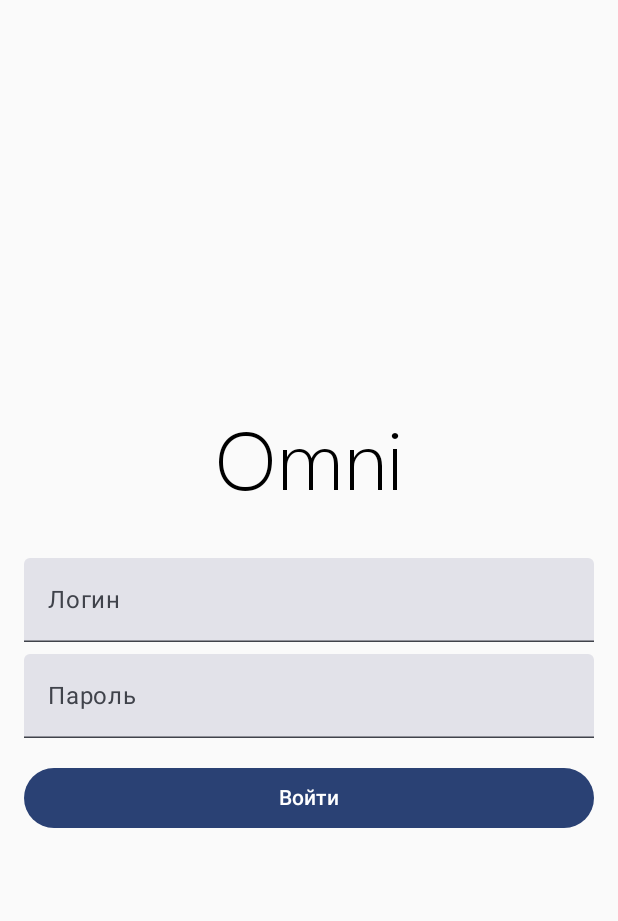
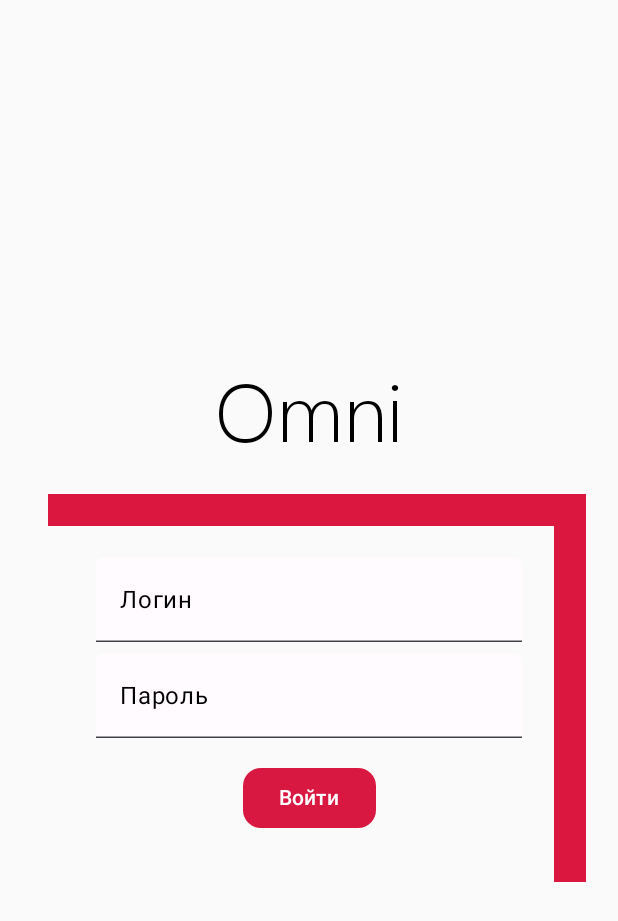
Before and after one commit to plumeriaPale/omniclient, an Android app built with Jetpack Compose: the screen it shows after launch (MainActivity), after a tap on "Войти", on a phone screen of 412 x 824 dp. Shown: the top 921 px of the screen. Run offline under Robolectric (Android 15) with nearby library versions, the phone set to English and light mode, and no system bars.

Commit message:
Added some design for login screen and many others

```diff
--- a/app/src/main/AndroidManifest.xml
+++ b/app/src/main/AndroidManifest.xml
@@ -22,7 +22,6 @@
         <activity
             android:name=".MainActivity"
             android:exported="true"
-            android:label="@string/app_name"
             android:theme="@style/Theme.OMNIClient">
             <intent-filter>
                 <action android:name="android.intent.action.MAIN" />
--- a/app/src/main/java/com/example/omniclient/LoginScreen.kt
+++ b/app/src/main/java/com/example/omniclient/LoginScreen.kt
@@ -1,6 +1,10 @@
 package com.example.omniclient
 
+import android.content.Context
 import android.util.Log
+import androidx.compose.foundation.BorderStroke
+import androidx.compose.foundation.background
+import androidx.compose.foundation.border
 import androidx.compose.foundation.layout.Column
 import androidx.compose.foundation.layout.fillMaxSize
 import androidx.compose.foundation.layout.padding
@@ -12,11 +16,19 @@ import androidx.compose.runtime.setValue
 import androidx.compose.ui.Modifier
 import androidx.compose.ui.unit.dp
 import androidx.compose.foundation.layout.*
+import androidx.compose.foundation.shape.RoundedCornerShape
+import androidx.compose.foundation.text.selection.TextSelectionColors
 import androidx.compose.material3.Button
+import androidx.compose.material3.ButtonDefaults
 import androidx.compose.material3.CircularProgressIndicator
 import androidx.compose.material3.Text
 import androidx.compose.material3.TextField
+import androidx.compose.material3.TextFieldColors
+import androidx.compose.material3.TextFieldDefaults
 import androidx.compose.ui.Alignment
+import androidx.compose.ui.draw.drawBehind
+import androidx.compose.ui.geometry.Offset
+import androidx.compose.ui.graphics.Brush
 import androidx.compose.ui.graphics.Color
 import androidx.compose.ui.text.TextStyle
 import androidx.compose.ui.text.font.Font
@@ -27,21 +39,24 @@ import androidx.compose.ui.text.input.PasswordVisualTransformation
 import androidx.compose.ui.unit.sp
 import com.example.omniclient.api.MyCookieJar
 import com.example.omniclient.api.okHttpClient
+import com.example.omniclient.preferences.AuthPreferences
 
 //Накинуть Scaffold и отображать CircularProgressIndicator поверх ввода и добавить блюр на всю остальную область
 @Composable
 fun LoginScreen(
     isLoading: Boolean,
-    onLogin: (String, String) -> Unit
+    onLogin: (String, String) -> Unit,
+    context: Context
 ) {
-    var username by remember { mutableStateOf("") }
-    var password by remember { mutableStateOf("") }
+    val authPreferences = remember { AuthPreferences(context) }
+    var username by remember { mutableStateOf(authPreferences.getUsername() ?: "") }
+    var password by remember { mutableStateOf(authPreferences.getPassword() ?: "") }
 
 
     Column(
         modifier = Modifier
             .fillMaxSize()
-            .padding(16.dp),
+            .padding(32.dp),
         verticalArrangement = Arrangement.Center,
         horizontalAlignment = Alignment.CenterHorizontally
     ) {
@@ -53,11 +68,30 @@ fun LoginScreen(
         } else {
             Text(text = "Omni", style = TextStyle(fontFamily = FontFamily(Font(R.font.segoe_ui_light)), fontSize = 54.sp))
             Spacer(modifier = Modifier.height(32.dp))
+            Column(
+                modifier = Modifier.drawBehind {
+                    drawLine(
+                        color = Color(0xFFDB173F),
+                        start = Offset(0f, 0f),
+                        end = Offset(size.width+16, 0f),
+                        strokeWidth = 32f
+                    )
+                    drawLine(
+                        color = Color(0xFFDB173F),
+                        start = Offset(size.width, 0f),
+                        end = Offset(size.width, size.height),
+                        strokeWidth = 32f
+                    )
+                }.padding(32.dp),
+                verticalArrangement = Arrangement.Center,
+                horizontalAlignment = Alignment.CenterHorizontally
+            ){
                 TextField(
                     value = username,
                     onValueChange = { username = it },
                     label = { Text("Логин") },
-                modifier = Modifier.fillMaxWidth()
+                    modifier = Modifier.fillMaxWidth(),
+                    colors = CustomColorsTextField()
                 )
                 Spacer(modifier = Modifier.height(8.dp))
                 TextField(
@@ -65,18 +99,45 @@ fun LoginScreen(
                     onValueChange = { password = it },
                     label = { Text("Пароль") },
                     visualTransformation = PasswordVisualTransformation(),
-                modifier = Modifier.fillMaxWidth()
+                    modifier = Modifier.fillMaxWidth(),
+                    colors = CustomColorsTextField()
                 )
                 Spacer(modifier = Modifier.height(16.dp))
 
                 Button(
                     onClick = {
+                        authPreferences.saveCredentials(username, password)
                         (okHttpClient.cookieJar as MyCookieJar).clearCookies()
-                    onLogin(username, password) },
-                modifier = Modifier.fillMaxWidth()
+                        onLogin(username, password)
+                    },
+                    modifier = Modifier,
+                    shape = RoundedCornerShape(12.dp),
+                    colors = ButtonDefaults.buttonColors(
+                        containerColor = Color(0xFFD91842),
+                        contentColor = Color.White
+                    )
                 ) {
                     Text("Войти")
                 }
             }
         }
     }
+}
+
+@Composable
+fun CustomColorsTextField() : TextFieldColors{
+    return TextFieldDefaults.colors(
+        focusedContainerColor = Color(0xFFFFFBFE),
+        unfocusedContainerColor = Color(0xFFFFFBFE),
+        focusedTextColor = Color.Black,
+        unfocusedTextColor = Color.Black,
+        cursorColor = Color(0xFFDB173F),
+        focusedIndicatorColor = Color(0xFFDB173F),
+        focusedLabelColor = Color(0xFFDB173F),
+        unfocusedLabelColor = Color.Black,
+        selectionColors = TextSelectionColors(
+            handleColor = Color(0xFFDB173F),
+            backgroundColor = Color(0xFFDB173F).copy(alpha = 0.4f)
+        )
+    )
+}
--- a/app/src/main/java/com/example/omniclient/MainActivity.kt
+++ b/app/src/main/java/com/example/omniclient/MainActivity.kt
@@ -86,7 +86,7 @@ fun MyApp() {
                             isLoading = false
                         }
                     }
-                }
+                }, context = context
             )
         }
 
--- /dev/null
+++ b/app/src/main/java/com/example/omniclient/preferences/Preferences.kt
@@ -0,0 +1,28 @@
+package com.example.omniclient.preferences
+
+import android.content.Context
+
+class AuthPreferences(context: Context) {
+
+    private val sharedPreferences = context.getSharedPreferences("auth_prefs", Context.MODE_PRIVATE)
+
+    fun saveCredentials(username: String, password: String) {
+        sharedPreferences.edit().apply {
+            putString("username", username)
+            putString("password", password)
+            apply()
+        }
+    }
+
+    fun getUsername(): String? {
+        return sharedPreferences.getString("username", null)
+    }
+
+    fun getPassword(): String? {
+        return sharedPreferences.getString("password", null)
+    }
+
+    fun clearCredentials() {
+        sharedPreferences.edit().clear().apply()
+    }
+}
```
Also changed, not shown: app/build.gradle.kts (+8 -8 lines), gradle/libs.versions.toml (+15 -0 lines). Lines whose indentation alone changed are shown as unchanged.
